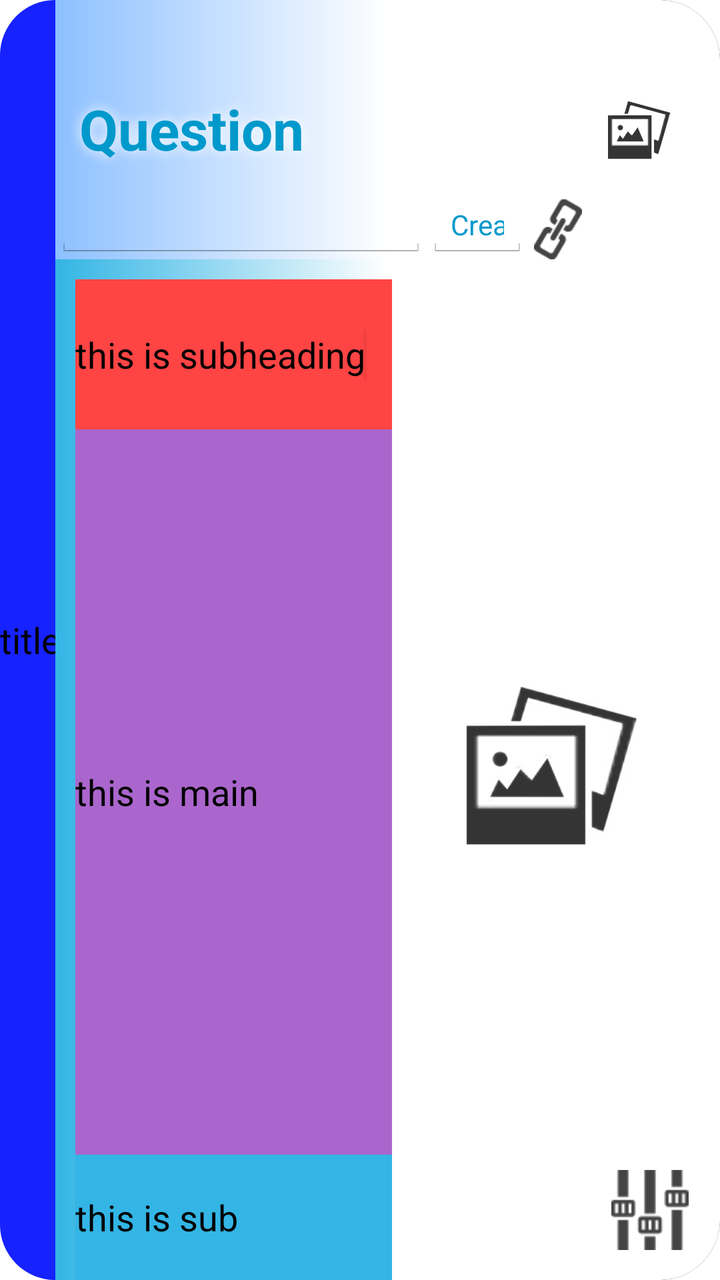
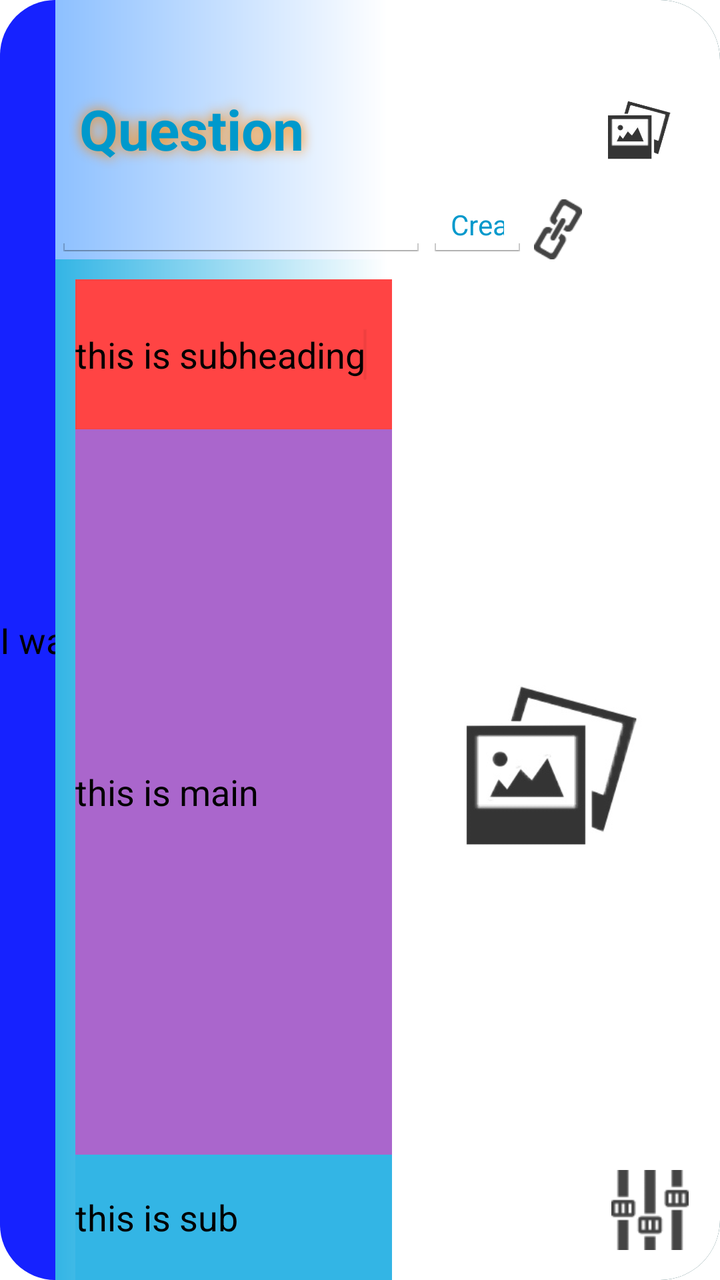

The first picture is an Android layout as it rendered before a commit; the second is the same layout after the commit. The layout source and the unified diff follow.
<!-- AndroidManifest.xml: application theme AppTheme -->
<!-- res/layout/card.xml -->
<?xml version="1.0" encoding="utf-8"?>
<LinearLayout xmlns:android="http://schemas.android.com/apk/res/android"
    android:layout_width="match_parent"
    android:layout_height="match_parent"
    android:layout_marginBottom="35dp"
    android:layout_marginLeft="12dp"
    android:layout_marginRight="12dp"
    android:layout_marginTop="44dp"
    android:baselineAligned="false"
    android:background="@drawable/shape_card_background"
    android:orientation="horizontal" >

    <LinearLayout
        android:layout_height="match_parent"
        android:layout_width="0dp"
        android:layout_weight="62"
        android:orientation="vertical" >

        <EditText
            android:id="@+id/sidebar_title"
            android:layout_width="match_parent"
            android:layout_height="match_parent"
            android:inputType="text"
            android:background="@drawable/shape_card_sidebar"
            android:text="title" >
        </EditText>
    </LinearLayout>

    <LinearLayout
        android:layout_height="match_parent"
        android:layout_width="0dp"
        android:layout_weight="740"
        android:orientation="vertical" >

        <LinearLayout
            android:layout_width="match_parent"
            android:layout_height="0dp"
            android:layout_weight="112"
            android:background="@drawable/shape_card_header" >

            <EditText
                android:id="@+id/title"
                android:layout_height="match_parent"
                android:layout_width="0dp"
                android:layout_weight="440"
                android:text="Question"
                android:textStyle="bold"
                android:shadowColor="@android:color/white"
                android:shadowRadius="16"
                android:inputType="text"
                android:textColor="@android:color/holo_blue_dark"
                android:textSize="28sp" />

            <EditText
                android:id="@+id/creator"
                android:layout_height="match_parent"
                android:layout_width="0dp"
                android:layout_weight="120"
                android:gravity="bottom"
                android:text="Create by"
                android:inputType="text"
                android:textColor="@android:color/holo_blue_dark"
                android:textSize="14sp" />

            <ImageView
                android:id="@+id/logo_url_btn"
                android:layout_width="30dp"
                android:layout_height="30dp"
                android:layout_gravity="bottom"
                android:src="@drawable/edit_link_button" />

            <ImageView
                android:id="@+id/logo_image"
                android:layout_height="wrap_content"
                android:layout_width="0dp"
                android:layout_weight="120"
                android:layout_marginRight="15dp"
                android:src="@drawable/logo_placeholder" />
        </LinearLayout>

        <LinearLayout
            android:layout_width="match_parent"
            android:layout_height="0dp"
            android:layout_weight="440"
            android:background="@drawable/shape_card_body"
            android:baselineAligned="false"
            android:orientation="horizontal" >

            <LinearLayout
                android:layout_height="match_parent"
                android:layout_width="0dp"
                android:layout_weight="360"
                android:layout_marginLeft="10dp"
                android:layout_marginTop="10dp"
                android:background="@android:color/holo_green_light"
                android:orientation="vertical" >

                <EditText
                    android:id="@+id/subheading"
                    android:layout_width="match_parent"
                    android:layout_height="0dp"
                    android:layout_weight="60"
                    android:text="this is subheading"
                    android:inputType="text"
                    android:background="@android:color/holo_red_light"
                    android:ems="10" >

                    <requestFocus />
                </EditText>

                <EditText
                    android:id="@+id/main"
                    android:layout_width="match_parent"
                    android:layout_height="0dp"
                    android:layout_weight="290"
                    android:text="this is main"
                    android:inputType="text"
                    android:background="@android:color/holo_purple"
                    android:ems="10" />

                <EditText
                    android:id="@+id/sub"
                    android:layout_width="match_parent"
                    android:layout_height="0dp"
                    android:layout_weight="50"
                    android:text="this is sub"
                    android:inputType="text"
                    android:background="@android:color/holo_blue_light"
                    android:ems="10" />

            </LinearLayout>
            
            <FrameLayout
                android:layout_height="match_parent"
                android:layout_width="0dp"
                android:layout_weight="350"
                android:layout_marginLeft="10dp"
                android:layout_marginTop="10dp">
                
                <ImageView
                android:id="@+id/image"
                android:layout_height="match_parent"
                android:layout_width="match_parent"
                android:layout_marginRight="15dp"
                android:layout_marginBottom="15dp"
                android:src="@drawable/logo_placeholder" />
                
                <ImageView
                android:id="@+id/change_template_button"
                android:layout_gravity="right|bottom"
                android:layout_marginBottom="15dp"
                android:layout_marginRight="15dp"
                android:layout_height="40dp"
                android:layout_width="40dp"
                android:src="@drawable/change_template_button" />
                
                
            </FrameLayout>

            
            
        </LinearLayout>
    </LinearLayout>

</LinearLayout>
<!-- resources referenced by this layout -->
<resources>
  <!-- drawable change_template_button: png bitmap (drawable, 885 bytes) -->
  <!-- drawable edit_link_button: png bitmap (drawable, 1260 bytes) -->
  <!-- drawable logo_placeholder: jpg bitmap (drawable, 12343 bytes) -->
  <!-- drawable shape_card_background (drawable) -->
  <?xml version="1.0" encoding="utf-8"?>
  <shape xmlns:android="http://schemas.android.com/apk/res/android"
      android:shape="rectangle" >
  
      <solid android:color="#003A40" >
      </solid>
  
      <corners android:radius="30dp" >
      </corners>
  
  </shape>
  <!-- drawable shape_card_body (drawable) -->
  <?xml version="1.0" encoding="utf-8"?>
  <shape xmlns:android="http://schemas.android.com/apk/res/android"
      android:shape="rectangle" >
  
      <solid android:color="#D9E58F" >
      </solid>
  
      
      <gradient 
          android:startColor="@android:color/holo_blue_light"
          android:endColor="@android:color/white"
          android:centerColor="@android:color/white"
          android:type="linear"
          android:angle="0"/>
    
  
      <corners
          android:radius="2dp"
          android:topLeftRadius="0dp"
          android:bottomLeftRadius="0dp"
          android:topRightRadius="0dp"
          android:bottomRightRadius="30dp" >
      </corners>
  
  </shape>
  <!-- drawable shape_card_header (drawable) -->
  <?xml version="1.0" encoding="utf-8"?>
  <shape xmlns:android="http://schemas.android.com/apk/res/android"
      android:shape="rectangle" >
  
      <solid android:color="#D9E58F" >
      </solid>
  
      
      <gradient 
          android:startColor="#8DC0FF"
          android:endColor="@android:color/white"
          android:centerColor="@android:color/white"
          android:type="linear"
          android:angle="0"/>
    
  
      <corners
          android:radius="2dp"
          android:topLeftRadius="0dp"
          android:bottomLeftRadius="0dp"
          android:topRightRadius="30dp"
          android:bottomRightRadius="0dp" >
      </corners>
  
  </shape>
  <!-- drawable shape_card_sidebar (drawable) -->
  <?xml version="1.0" encoding="utf-8"?>
  <shape xmlns:android="http://schemas.android.com/apk/res/android"
      android:shape="rectangle" >
  
      <solid android:color="#1622FF" >
      </solid>
  
      <corners
          android:radius="2dp"
          android:topLeftRadius="30dp"
          android:bottomLeftRadius="30dp"
          android:topRightRadius="0dp"
          android:bottomRightRadius="0dp" >
      </corners>
  
  </shape>
  <style name="AppTheme" parent="AppBaseTheme">
          
      </style>
  <style name="AppBaseTheme" parent="android:Theme.Light">
          
      </style>
</resources>

<!-- the commit's change to res/layout/card.xml (unified diff, before → after) -->
@@ -22,7 +22,7 @@
             android:layout_height="match_parent"
             android:inputType="text"
             android:background="@drawable/shape_card_sidebar"
-            android:text="title" >
+            android:text="I want to be like this" >
         </EditText>
     </LinearLayout>
 
@@ -45,7 +45,7 @@
                 android:layout_weight="440"
                 android:text="Question"
                 android:textStyle="bold"
-                android:shadowColor="@android:color/white"
+                android:shadowColor="@android:color/holo_orange_dark"
                 android:shadowRadius="16"
                 android:inputType="text"
                 android:textColor="@android:color/holo_blue_dark"
